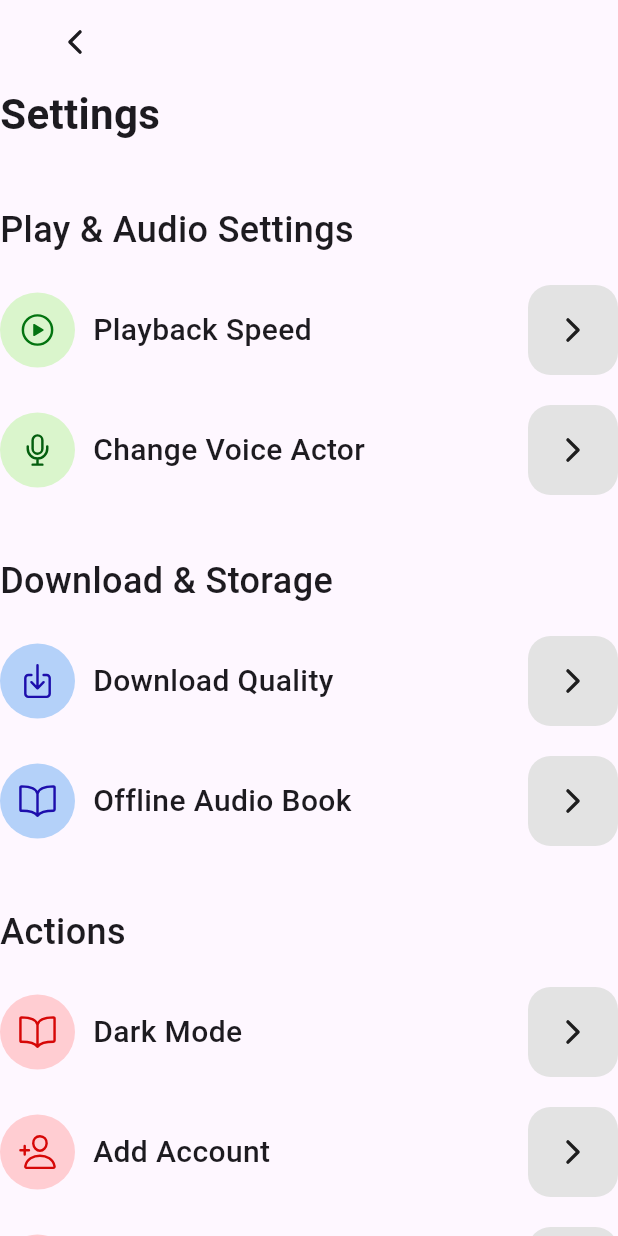
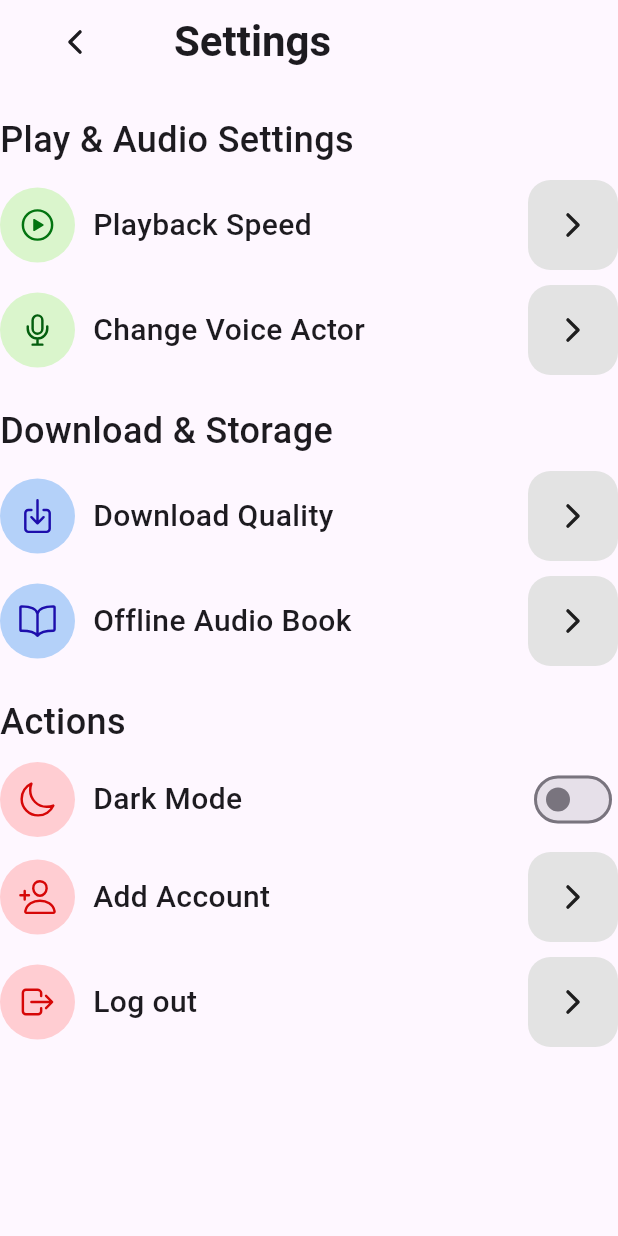
Before and after one commit to savinuonline/narratra, a Flutter app: the screen it shows after launch, on a phone screen of 412 x 824 dp. Run offline on Flutter 3.47's test engine with Material 3 defaults, Android fonts, the phone set to English and light mode, and no system bars; our stand-ins replace firebase_core, ionicons; accounts and stored records are empty.

Commit message:
darkmode, action page change, size adjest

```diff
--- a/lib/pages/actions_page.dart
+++ b/lib/pages/actions_page.dart
@@ -1,15 +1,22 @@
 import 'package:flutter/material.dart';
 import 'package:ionicons/ionicons.dart';
 
-class ActionsPage extends StatelessWidget {
+class ActionsPage extends StatefulWidget {
   const ActionsPage({super.key});
+
+  @override
+  State<ActionsPage> createState() => _ActionsPageState();
+}
+
+class _ActionsPageState extends State<ActionsPage> {
+  bool isDarkMode = false;
 
   @override
   Widget build(BuildContext context) {
     return Column(
       crossAxisAlignment: CrossAxisAlignment.start,
       children: [
-        const SizedBox(height: 40),
+        const SizedBox(height: 20),
           Text(
             "Actions",
             style: TextStyle(
@@ -18,7 +25,7 @@ class ActionsPage extends StatelessWidget {
             ),
           ),
 
-        const SizedBox(height: 20,),
+        const SizedBox(height: 10,),
           SizedBox(
             width: double.infinity,
             child: Row(
@@ -30,8 +37,9 @@ class ActionsPage extends StatelessWidget {
                     shape: BoxShape.circle,
                     color: Colors.red.shade100,
                   ),
-                  child: Icon(Ionicons.book_outline, size: 26,
-                  color: const Color.fromARGB(255, 214, 7, 7),),
+                  child: Icon(Ionicons.moon_outline, size: 26,
+                  color: const Color.fromARGB(255, 214, 7, 7),
+                  ),
 
                 ),
                 SizedBox(width: 12),
@@ -46,20 +54,20 @@ class ActionsPage extends StatelessWidget {
                   ],
                 ),
                 const Spacer(),
-                Container(
-                  width: 60,
-                  height: 60,
-                  decoration: BoxDecoration(
-                    color: const Color.fromARGB(255, 227, 227, 227),
-                    borderRadius: BorderRadius.circular(15),
-                  ),
-                  child: Icon(Ionicons.chevron_forward_outline),
+                Switch(
+                  value: isDarkMode,
+                  onChanged: (value) {
+                    setState(() {
+                      isDarkMode = value;
+                    });
+                  },
+                  activeColor: Colors.black,
                 ),
               ],
             ),
           ),
 
-          const SizedBox(height: 20,),
+          const SizedBox(height: 10,),
           SizedBox(
             width: double.infinity,
             child: Row(
@@ -100,7 +108,7 @@ class ActionsPage extends StatelessWidget {
             ),
           ),
 
-          const SizedBox(height: 20,),
+          const SizedBox(height: 10,),
           SizedBox(
             width: double.infinity,
             child: Row(
--- a/lib/pages/download_page.dart
+++ b/lib/pages/download_page.dart
@@ -9,7 +9,7 @@ class DownloadPage extends StatelessWidget {
     return Column(
       crossAxisAlignment: CrossAxisAlignment.start,
       children: [
-        const SizedBox(height: 40),
+        const SizedBox(height: 20),
           Text(
             "Download & Storage",
             style: TextStyle(
@@ -18,7 +18,7 @@ class DownloadPage extends StatelessWidget {
             ),
           ),
 
-          const SizedBox(height: 20,),
+          const SizedBox(height: 10,),
           SizedBox(
             width: double.infinity,
             child: Row(
@@ -59,7 +59,7 @@ class DownloadPage extends StatelessWidget {
             ),
           ),
 
-          const SizedBox(height: 20,),
+          const SizedBox(height: 10,),
           SizedBox(
             width: double.infinity,
             child: Row(
--- a/lib/pages/settings_page.dart
+++ b/lib/pages/settings_page.dart
@@ -22,16 +22,20 @@ class _SettingsPageState extends State<SettingsPage> {
           icon: Icon(Ionicons.chevron_back_outline),
         ),
         leadingWidth:100,
-      ),
-      body: Column(
-        crossAxisAlignment: CrossAxisAlignment.start,
-        children: [
-          Text("Settings", style: TextStyle(
+        title: const Text(
+          "Settings", style: TextStyle(
               fontSize: 28,
               fontWeight: FontWeight.bold,
             ),
         ),
-          const SizedBox(height: 40),
+      ),
+      body: Padding(
+        padding: const EdgeInsets.all(0),
+
+        child: Column(
+          crossAxisAlignment: CrossAxisAlignment.start,
+          children: [
+            const SizedBox(height: 20),
             Text(
               "Play & Audio Settings",
               style: TextStyle(
@@ -39,7 +43,7 @@ class _SettingsPageState extends State<SettingsPage> {
                 fontWeight: FontWeight.w500
               ),
             ),
-          const SizedBox(height: 20,),
+            const SizedBox(height: 10,),
             SizedBox(
               width: double.infinity,
               child: Row(
@@ -80,7 +84,7 @@ class _SettingsPageState extends State<SettingsPage> {
               ),
             ),
 
-          const SizedBox(height: 20,),
+            const SizedBox(height: 10,),
             SizedBox(
               width: double.infinity,
               child: Row(
@@ -124,6 +128,7 @@ class _SettingsPageState extends State<SettingsPage> {
             DownloadPage(),
             ActionsPage(),
           ],
+        )
       ),
     );
   }
```
Lines whose indentation alone changed are shown as unchanged.
